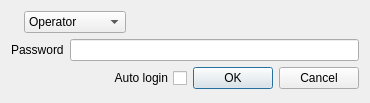
Before: the Qt Designer form source/wnd/login.ui in ww4u/mct-t4, drawn with Qt 5.
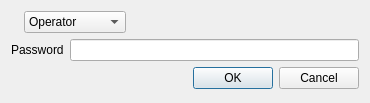
After: the same form once the commit is applied. Icons and pictures are not drawn.

```diff
--- a/source/wnd/login.ui
+++ b/source/wnd/login.ui
@@ -108,16 +108,6 @@
        </property>
       </spacer>
      </item>
-     <item>
-      <widget class="QCheckBox" name="chkAutoLogin">
-       <property name="layoutDirection">
-        <enum>Qt::RightToLeft</enum>
-       </property>
-       <property name="text">
-        <string>Auto login</string>
-       </property>
-      </widget>
-     </item>
      <item>
       <widget class="QDialogButtonBox" name="buttonBox">
        <property name="orientation">
```
